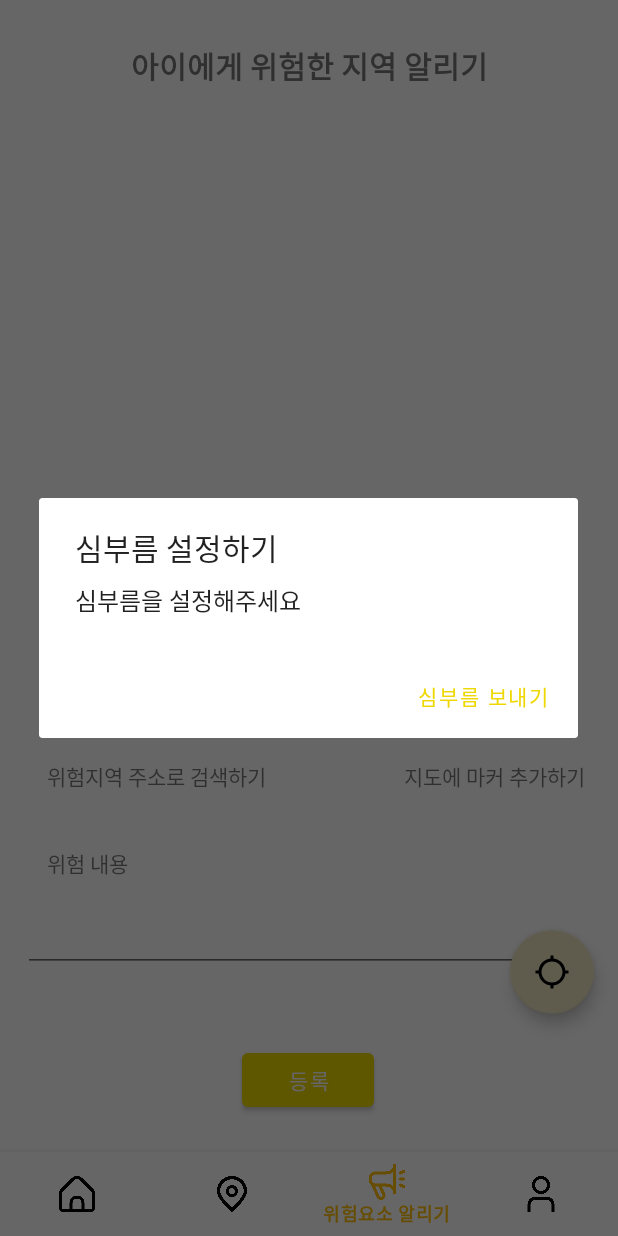
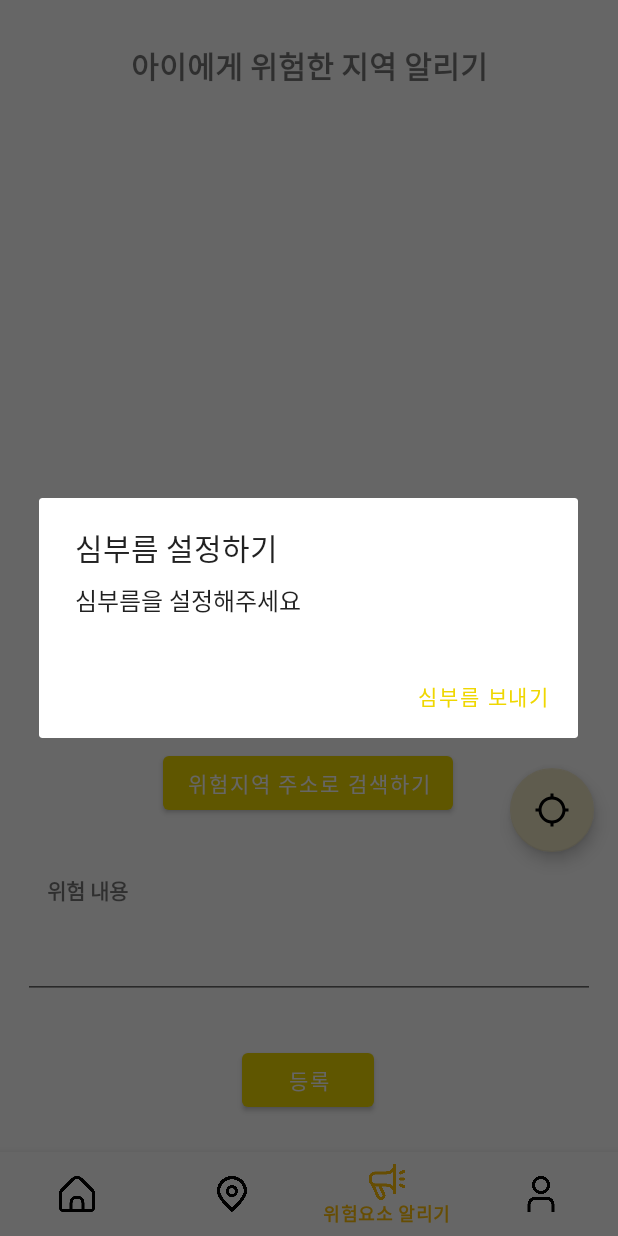
Before and after one commit to 2haein/kidMap-Front, an Android app: the MainActivity screen opened directly, with no data from a screen before it, item 3 of the bottom bar chosen, on a phone screen of 412 x 824 dp. Run offline under Robolectric (Android 15) with nearby library versions, the phone set to English and light mode, and no system bars; libraries missing offline, so code that uses them is left out: com.kakao.auth, com.kakao.network, com.kakao.usermgmt, com.kakao.util, net.daum.android and 1 more; 17 statements that could not run were skipped.

Commit message:
시민 신고 레이아웃 변경 및 필요 이미지 추가

```diff
--- a/app/src/main/java/com/example/safe_map/MainActivity.java
+++ b/app/src/main/java/com/example/safe_map/MainActivity.java
@@ -18,6 +18,7 @@ import com.example.safe_map.FHome.AddressApiActivity;
 import com.example.safe_map.FHome.HomeFragment;
 import com.example.safe_map.FMypage.MypageFragment;
 import com.example.safe_map.FNotifyMap.NotifyFragment;
+import com.example.safe_map.common.ProfileData;
 import com.google.android.material.bottomnavigation.BottomNavigationView;
 
 public class MainActivity extends AppCompatActivity {
@@ -52,6 +53,7 @@ public class MainActivity extends AppCompatActivity {
         BottomNavigationView.setOnNavigationItemSelectedListener(new BottomNavigationView.OnNavigationItemSelectedListener() {
             @Override
             public boolean onNavigationItemSelected(@NonNull MenuItem menuItem) {
+                ProfileData.setMapFlag(true);
                 switch (menuItem.getItemId()){
                     //menu_bottom.xml에서 지정해줬던 아이디 값을 받아와서 각 아이디값마다 다른 이벤트를 발생시킵니다.
                     case R.id.home:{
--- a/app/src/main/res/layout/fragment_notify.xml
+++ b/app/src/main/res/layout/fragment_notify.xml
@@ -52,19 +52,7 @@
         app:layout_constraintStart_toStartOf="parent"
         app:layout_constraintTop_toTopOf="parent" />
 
-    <TextView
-        android:id="@+id/textView12"
-        android:layout_width="wrap_content"
-        android:layout_height="wrap_content"
-        android:layout_marginTop="10dp"
-        android:layout_marginEnd="8dp"
-        android:text="지도에 마커 추가하기"
-        app:layout_constraintEnd_toEndOf="parent"
-        app:layout_constraintHorizontal_bias="0.951"
-        app:layout_constraintStart_toStartOf="parent"
-        app:layout_constraintTop_toBottomOf="@+id/notify_map" />
-
-    <TextView
+    <Button
         android:id="@+id/search_addr"
         android:layout_width="wrap_content"
         android:layout_height="wrap_content"
@@ -72,7 +60,7 @@
         android:text="위험지역 주소로 검색하기"
         app:layout_constraintBottom_toTopOf="@+id/notify_content"
         app:layout_constraintEnd_toEndOf="parent"
-        app:layout_constraintHorizontal_bias="0.118"
+        app:layout_constraintHorizontal_bias="0.498"
         app:layout_constraintStart_toStartOf="parent" />
 
     <EditText
@@ -81,7 +69,7 @@
         android:layout_height="wrap_content"
         android:layout_marginLeft="15dp"
         android:layout_marginRight="15dp"
-        android:layout_marginBottom="48dp"
+        android:layout_marginBottom="30dp"
         android:ems="10"
         android:gravity="start|top"
         android:inputType="textMultiLine"
@@ -109,6 +97,7 @@
         android:layout_height="wrap_content"
         android:layout_marginBottom="8dp"
         android:text="위험 내용"
+        android:textStyle="bold"
         app:layout_constraintBottom_toTopOf="@+id/notify_content"
         app:layout_constraintEnd_toEndOf="parent"
         app:layout_constraintHorizontal_bias="0.087"
@@ -120,6 +109,7 @@
         android:layout_width="wrap_content"
         android:layout_height="wrap_content"
         android:layout_marginTop="11dp"
+        android:textStyle="bold"
         app:layout_constraintEnd_toEndOf="parent"
         app:layout_constraintHorizontal_bias="0.498"
         app:layout_constraintStart_toStartOf="parent"
@@ -131,7 +121,7 @@
         android:layout_height="wrap_content"
         android:layout_gravity="bottom|end"
         android:layout_marginEnd="16dp"
-        android:layout_marginBottom="92dp"
+        android:layout_marginBottom="200dp"
         android:src="@drawable/ic_location_searching_black_24dp"
         app:backgroundTint="#EEE6C4"
         app:elevation="6dp"
--- a/app/src/main/res/values/strings.xml
+++ b/app/src/main/res/values/strings.xml
@@ -27,4 +27,12 @@
     <string name="hello_blank_fragment">Hello blank fragment</string>
     <string name="title_activity_child_map">ChildMap</string>
     <string name="title_activity_child_map_view">ChildMapViewActivity</string>
+
+    <string-array name="LAN">
+        <item>"신고 내용"</item>
+    </string-array>
+
+    <string-array name="LAN2">
+        <item>"마커 삭제"</item>
+    </string-array>
 </resources>
```
Also changed, not shown: app/src/main/res/drawable/current_loc.png (added), app/src/main/res/drawable/custom_callout_balloon.9.png (added), app/src/main/res/drawable/custom_callout_balloon.png (deleted), app/src/main/res/drawable/pencil.png (added), app/src/main/res/drawable/sirenback.png (added).
